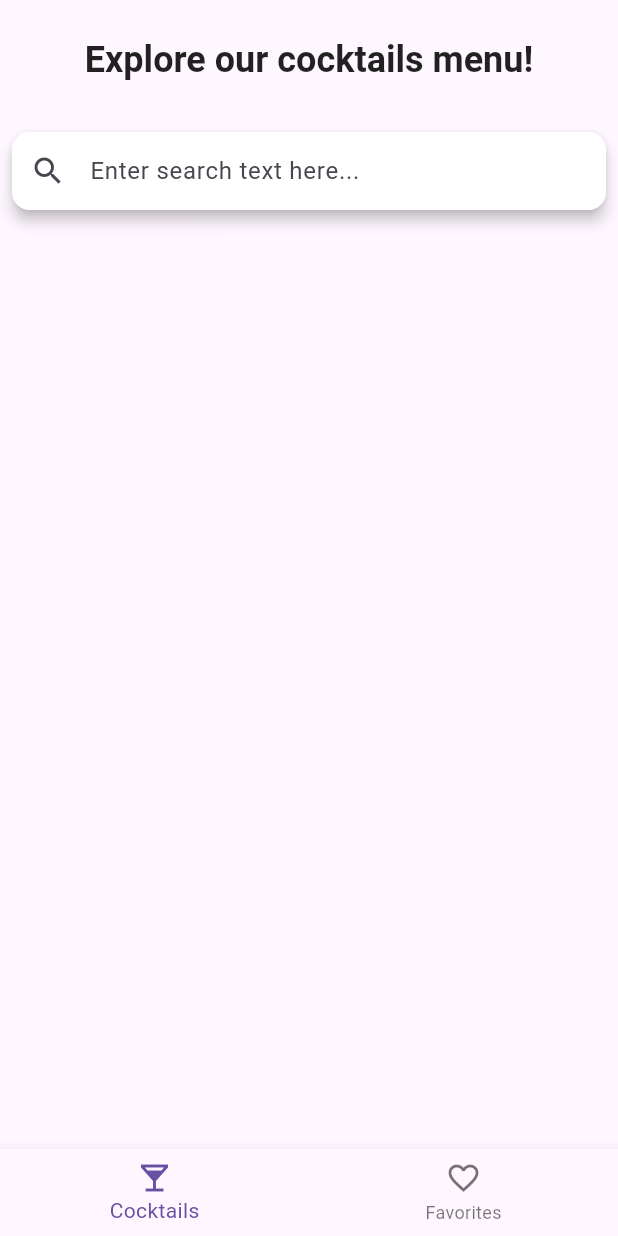
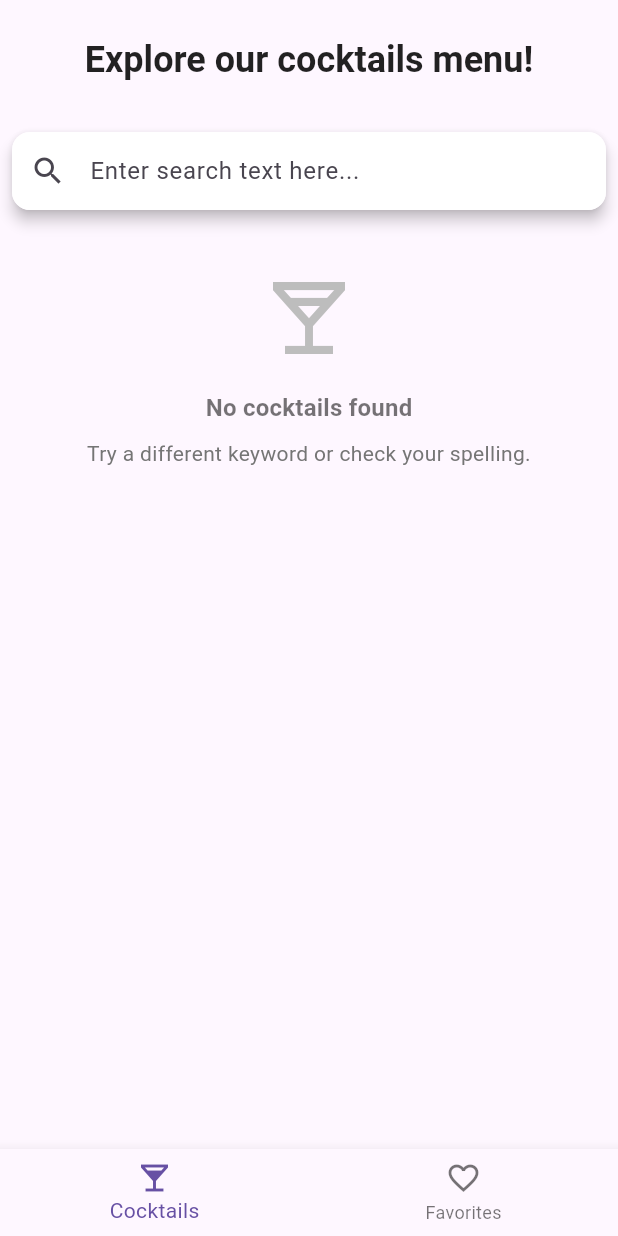
Before and after one commit to CaNafo/BlocExample, a Flutter app: the screen it shows after launch, on a phone screen of 412 x 824 dp. Run offline on Flutter 3.47's test engine with Material 3 defaults, Android fonts, the phone set to English and light mode, and no system bars; our stand-ins replace bloc, equatable, flutter_bloc, rxdart; generated files the repository leaves out were written again.

Commit message:
added no cocktails widget

```diff
--- a/lib/core/widgets/cocktail_preview.dart
+++ b/lib/core/widgets/cocktail_preview.dart
@@ -6,11 +6,13 @@ class CocktailPreview extends StatelessWidget {
   const CocktailPreview({
     required this.drink,
     required this.onAddToFavorites,
+    required this.isFavorite,
     super.key,
   });
 
   final SearchResult drink;
   final VoidCallback onAddToFavorites;
+  final bool isFavorite;
 
   @override
   Widget build(BuildContext context) {
@@ -55,7 +57,9 @@ class CocktailPreview extends StatelessWidget {
                 // Add to Favorites
                 ElevatedButton.icon(
                   onPressed: onAddToFavorites,
-                  icon: const Icon(Icons.favorite_border),
+                  icon: isFavorite
+                      ? const Icon(Icons.check_circle, color: Colors.green)
+                      : const Icon(Icons.favorite_border),
                   label: const Text('Favorite'),
                   style: ElevatedButton.styleFrom(
                     backgroundColor: Colors.redAccent,
--- /dev/null
+++ b/lib/core/widgets/no_cocktails_found.dart
@@ -0,0 +1,40 @@
+import 'package:flutter/material.dart';
+
+class NoCocktailsFound extends StatelessWidget {
+  const NoCocktailsFound({super.key});
+
+  @override
+  Widget build(BuildContext context) {
+    return Center(
+      child: Padding(
+        padding: const EdgeInsets.all(32.0),
+        child: Column(
+          mainAxisAlignment: MainAxisAlignment.center,
+          children: [
+            Icon(
+              Icons.local_bar_outlined,
+              size: 64,
+              color: Colors.grey[400],
+            ),
+            const SizedBox(height: 16),
+            Text(
+              'No cocktails found',
+              style: Theme.of(context).textTheme.titleMedium?.copyWith(
+                fontWeight: FontWeight.bold,
+                color: Colors.black54,
+              ),
+            ),
+            const SizedBox(height: 8),
+            Text(
+              'Try a different keyword or check your spelling.',
+              textAlign: TextAlign.center,
+              style: Theme.of(context).textTheme.bodyMedium?.copyWith(
+                color: Colors.grey[600],
+              ),
+            ),
+          ],
+        ),
+      ),
+    );
+  }
+}
--- a/lib/core/widgets/widgets.dart
+++ b/lib/core/widgets/widgets.dart
@@ -1,2 +1,3 @@
 export './search_field.dart';
 export './cocktail_preview.dart';
+export './no_cocktails_found.dart';
--- a/lib/screens/home/bloc/home_state.dart
+++ b/lib/screens/home/bloc/home_state.dart
@@ -1,22 +1,33 @@
 import 'package:equatable/equatable.dart';
+import 'package:task_open_api/utils/utils.dart';
 
 import '/data/data.dart';
 
 final class HomeState extends Equatable {
-  HomeState({List<SearchResult>? initSearchResults}) {
+  HomeState({List<SearchResult>? initSearchResults, this.favoritesCount = 0}) {
     _searchResults = initSearchResults ?? [];
   }
 
+  final int favoritesCount;
   late final List<SearchResult> _searchResults;
+
   List<SearchResult> get searchResults => _searchResults;
+
   void addSearchResult(SearchResult searchResult) {
     _searchResults.add(searchResult);
   }
 
-  HomeState copyWith({List<SearchResult>? initSearchResults}) {
-    return HomeState(initSearchResults: initSearchResults ?? _searchResults);
+  HomeState copyWith({
+    List<SearchResult>? initSearchResults,
+    int? favoritesCount,
+  }) {
+    Logger.log("favoritesCount $favoritesCount");
+    return HomeState(
+      initSearchResults: initSearchResults ?? _searchResults,
+      favoritesCount: favoritesCount ?? this.favoritesCount,
+    );
   }
 
   @override
-  List<Object> get props => [searchResults];
+  List<Object> get props => [searchResults, favoritesCount];
 }
--- a/lib/screens/home/home_screen.dart
+++ b/lib/screens/home/home_screen.dart
@@ -44,20 +44,32 @@ class _Home extends StatelessWidget {
         ),
         BlocSelector<HomeBloc, HomeState, List<SearchResult>>(
           selector: (state) => state.searchResults,
-          builder: (_, results) => Expanded(
+          builder: (_, results) {
+            if(results.isEmpty){
+              return const NoCocktailsFound();
+            }
+
+            return  Expanded(
               child: ListView.builder(
                 itemCount: results.length,
                 itemBuilder: (context, index) {
-                var drink = results[index];
-                return CocktailPreview(
-                  drink: drink,
+                  var cocktail = results[index];
+                  return BlocSelector<HomeBloc, HomeState, int>(
+                    selector: (state) => state.favoritesCount,
+                    builder: (_, state) => CocktailPreview(
+                      isFavorite: context.read<HomeBloc>().isCocktailFavorite(
+                        cocktail,
+                      ),
+                      drink: cocktail,
                       onAddToFavorites: () {
-                    context.read<HomeBloc>().add(OnAddToFavorites(drink));
+                        context.read<HomeBloc>().add(OnAddToFavorites(cocktail));
                       },
+                    ),
                   );
                 },
               ),
-          ),
+            );
+          },
         ),
       ],
     );
```
Also changed, not shown: lib/data/repositories/favorites_repository.dart (+6 -4 lines), lib/screens/home/bloc/home_bloc.dart (+9 -0 lines). Lines whose indentation alone changed are shown as unchanged.
